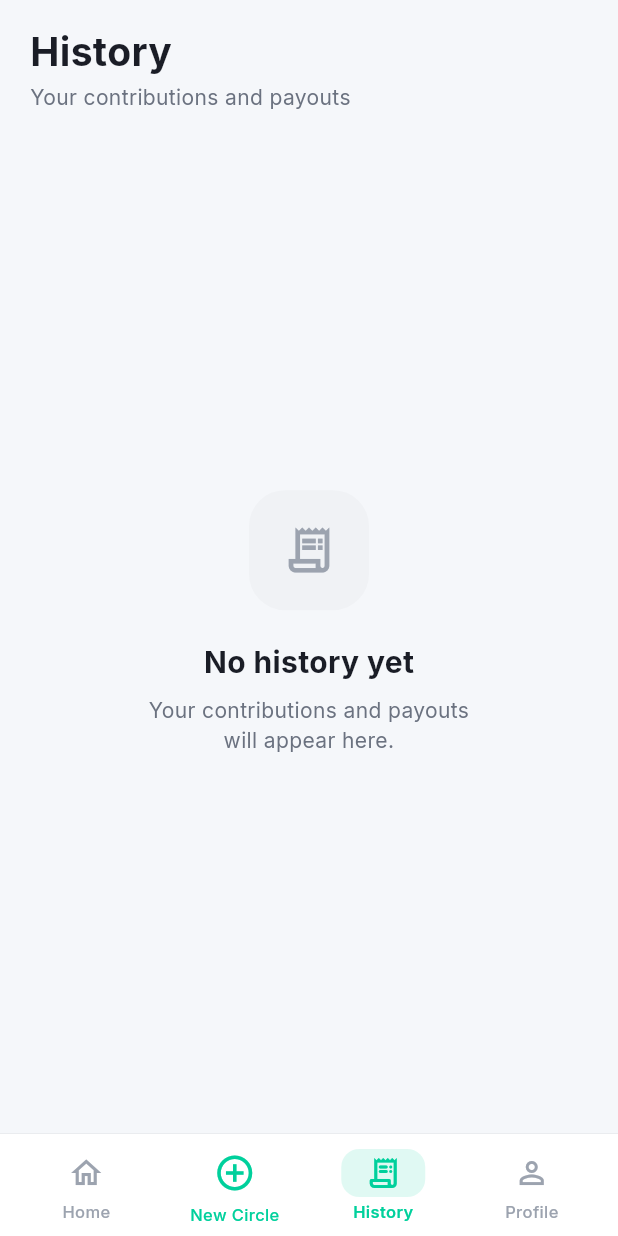
After one commit to Karim-codes/ayuuto-circle-app-flutter-, a Flutter app: the HistoryScreen screen opened by its route, on a phone screen of 412 x 824 dp. The commit adds this screen. Run offline on Flutter 3.47's test engine with Material 3 defaults, Android fonts, the phone set to English and light mode, and no system bars; our stand-ins replace flutter_riverpod, go_router, google_fonts, google_sign_in, share_plus, supabase_flutter; accounts and stored records are empty; network calls fail.

Commit message:
feat: replace Join tab with History tab — shows contributions & payouts timeline with stats cards

```diff
--- a/lib/config/router.dart
+++ b/lib/config/router.dart
@@ -8,6 +8,7 @@ import '../screens/group/create_group_screen.dart';
 import '../screens/group/group_detail_screen.dart';
 import '../screens/group/group_created_screen.dart';
 import '../screens/group/invite_screen.dart';
+import '../screens/history/history_screen.dart';
 import '../screens/join/join_group_screen.dart';
 import '../screens/settings/settings_screen.dart';
 import '../screens/splash_screen.dart';
@@ -15,7 +16,7 @@ import '../screens/shell_screen.dart';
 
 final _rootNavigatorKey = GlobalKey<NavigatorState>();
 final _homeNavigatorKey = GlobalKey<NavigatorState>(debugLabel: 'home');
-final _joinNavigatorKey = GlobalKey<NavigatorState>(debugLabel: 'join');
+final _historyNavigatorKey = GlobalKey<NavigatorState>(debugLabel: 'history');
 final _profileNavigatorKey = GlobalKey<NavigatorState>(debugLabel: 'profile');
 
 final router = GoRouter(
@@ -63,13 +64,13 @@ final router = GoRouter(
             ),
           ],
         ),
-        // Tab 1: Join
+        // Tab 1: History
         StatefulShellBranch(
-          navigatorKey: _joinNavigatorKey,
+          navigatorKey: _historyNavigatorKey,
           routes: [
             GoRoute(
-              path: '/join',
-              builder: (context, state) => const JoinGroupScreen(),
+              path: '/history',
+              builder: (context, state) => const HistoryScreen(),
             ),
           ],
         ),
@@ -110,6 +111,11 @@ final router = GoRouter(
       },
     ),
     GoRoute(
+      path: '/join',
+      parentNavigatorKey: _rootNavigatorKey,
+      builder: (context, state) => const JoinGroupScreen(),
+    ),
+    GoRoute(
       path: '/group/:id/invite',
       parentNavigatorKey: _rootNavigatorKey,
       builder: (context, state) {
--- a/lib/providers/providers.dart
+++ b/lib/providers/providers.dart
@@ -76,6 +76,14 @@ final payoutsProvider =
   return ref.watch(groupServiceProvider).getPayouts(groupId);
 });
 
+// ── History ──────────────────────────────────────────────
+
+final userHistoryProvider =
+    FutureProvider<Map<String, dynamic>>((ref) async {
+  ref.watch(currentUserProvider);
+  return ref.watch(groupServiceProvider).getUserHistory();
+});
+
 // ── Join Requests ─────────────────────────────────────────
 
 final pendingJoinRequestsProvider =
--- /dev/null
+++ b/lib/screens/history/history_screen.dart
@@ -0,0 +1,454 @@
+import 'package:flutter/material.dart';
+import 'package:flutter_riverpod/flutter_riverpod.dart';
+import 'package:intl/intl.dart';
+import '../../config/theme.dart';
+import '../../providers/providers.dart';
+
+class HistoryScreen extends ConsumerWidget {
+  const HistoryScreen({super.key});
+
+  @override
+  Widget build(BuildContext context, WidgetRef ref) {
+    final historyAsync = ref.watch(userHistoryProvider);
+
+    return Scaffold(
+      backgroundColor: AppColors.background,
+      body: SafeArea(
+        child: RefreshIndicator(
+          color: AppColors.accent,
+          onRefresh: () async => ref.invalidate(userHistoryProvider),
+          child: CustomScrollView(
+            slivers: [
+              // Header
+              SliverToBoxAdapter(
+                child: Padding(
+                  padding: const EdgeInsets.fromLTRB(20, 16, 20, 0),
+                  child: Column(
+                    crossAxisAlignment: CrossAxisAlignment.start,
+                    children: [
+                      const Text(
+                        'History',
+                        style: TextStyle(
+                          fontSize: 26,
+                          fontWeight: FontWeight.w700,
+                          color: AppColors.textPrimary,
+                        ),
+                      ),
+                      const SizedBox(height: 2),
+                      Text(
+                        'Your contributions and payouts',
+                        style: TextStyle(
+                          fontSize: 14,
+                          color: AppColors.textSecondary,
+                        ),
+                      ),
+                    ],
+                  ),
+                ),
+              ),
+
+              // Content
+              historyAsync.when(
+                data: (data) {
+                  final payments = (data['payments'] as List?) ?? [];
+                  final payouts = (data['payouts'] as List?) ?? [];
+
+                  // Build combined timeline
+                  final items = <_HistoryItem>[];
+
+                  // Add non-voided payments as contributions
+                  for (final p in payments) {
+                    if (p['voided_at'] != null) continue;
+                    final group = p['groups'] as Map<String, dynamic>?;
+                    final currency = group?['currency'] as String? ?? 'GBP';
+                    items.add(_HistoryItem(
+                      type: _HistoryType.contribution,
+                      groupName: group?['name'] as String? ?? 'Unknown',
+                      amount: (p['amount'] as num).toDouble(),
+                      currency: currency,
+                      cycleNumber: p['cycle_number'] as int? ?? 0,
+                      date: DateTime.parse(p['created_at'] as String),
+                    ));
+                  }
+
+                  // Add payouts received
+                  for (final po in payouts) {
+                    final group = po['groups'] as Map<String, dynamic>?;
+                    final currency = group?['currency'] as String? ?? 'GBP';
+                    items.add(_HistoryItem(
+                      type: _HistoryType.payout,
+                      groupName: group?['name'] as String? ?? 'Unknown',
+                      amount: (po['amount'] as num).toDouble(),
+                      currency: currency,
+                      cycleNumber: po['cycle_number'] as int? ?? 0,
+                      date: DateTime.parse(po['created_at'] as String),
+                    ));
+                  }
+
+                  // Sort by date descending
+                  items.sort((a, b) => b.date.compareTo(a.date));
+
+                  if (items.isEmpty) {
+                    return SliverFillRemaining(child: _EmptyHistory());
+                  }
+
+                  // Calculate totals
+                  final totalContributed = items
+                      .where((i) => i.type == _HistoryType.contribution)
+                      .fold<double>(0, (sum, i) => sum + i.amount);
+                  final totalReceived = items
+                      .where((i) => i.type == _HistoryType.payout)
+                      .fold<double>(0, (sum, i) => sum + i.amount);
+                  final mainSymbol =
+                      items.isNotEmpty ? items.first.currencySymbol : '£';
+
+                  // Group items by month
+                  final grouped = <String, List<_HistoryItem>>{};
+                  for (final item in items) {
+                    final key = DateFormat('MMMM yyyy').format(item.date);
+                    grouped.putIfAbsent(key, () => []).add(item);
+                  }
+
+                  return SliverList(
+                    delegate: SliverChildListDelegate([
+                      // Summary cards
+                      Padding(
+                        padding: const EdgeInsets.fromLTRB(20, 20, 20, 0),
+                        child: Row(
+                          children: [
+                            Expanded(
+                              child: _StatCard(
+                                label: 'Contributed',
+                                amount:
+                                    '$mainSymbol${_formatAmount(totalContributed)}',
+                                icon: Icons.arrow_upward_rounded,
+                                color: const Color(0xFFFF6B6B),
+                              ),
+                            ),
+                            const SizedBox(width: 12),
+                            Expanded(
+                              child: _StatCard(
+                                label: 'Received',
+                                amount:
+                                    '$mainSymbol${_formatAmount(totalReceived)}',
+                                icon: Icons.arrow_downward_rounded,
+                                color: AppColors.accent,
+                              ),
+                            ),
+                          ],
+                        ),
+                      ),
+                      const SizedBox(height: 24),
+
+                      // Timeline grouped by month
+                      ...grouped.entries.expand((entry) => [
+                            Padding(
+                              padding:
+                                  const EdgeInsets.fromLTRB(20, 8, 20, 10),
+                              child: Text(
+                                entry.key.toUpperCase(),
+                                style: TextStyle(
+                                  fontSize: 12,
+                                  fontWeight: FontWeight.w600,
+                                  letterSpacing: 0.8,
+                                  color: AppColors.textTertiary,
+                                ),
+                              ),
+                            ),
+                            ...entry.value.map((item) => Padding(
+                                  padding: const EdgeInsets.fromLTRB(
+                                      20, 0, 20, 8),
+                                  child: _HistoryTile(item: item),
+                                )),
+                          ]),
+                      const SizedBox(height: 100),
+                    ]),
+                  );
+                },
+                loading: () => const SliverFillRemaining(
+                  child: Center(
+                    child:
+                        CircularProgressIndicator(color: AppColors.accent),
+                  ),
+                ),
+                error: (e, _) => SliverFillRemaining(
+                  child: Center(
+                    child: Column(
+                      mainAxisSize: MainAxisSize.min,
+                      children: [
+                        const Icon(Icons.error_outline,
+                            size: 48, color: AppColors.textTertiary),
+                        const SizedBox(height: 16),
+                        Text('Failed to load history',
+                            style:
+                                Theme.of(context).textTheme.titleMedium),
+                        const SizedBox(height: 8),
+                        TextButton(
+                          onPressed: () =>
+                              ref.invalidate(userHistoryProvider),
+                          child: const Text('Retry'),
+                        ),
+                      ],
+                    ),
+                  ),
+                ),
+              ),
+            ],
+          ),
+        ),
+      ),
+    );
+  }
+
+  static String _formatAmount(double amount) {
+    if (amount >= 1000) {
+      final formatted =
+          (amount / 1000).toStringAsFixed(amount % 1000 == 0 ? 0 : 1);
+      return '${formatted}k';
+    }
+    return amount == amount.roundToDouble()
+        ? amount.toStringAsFixed(0)
+        : amount.toStringAsFixed(2);
+  }
+}
+
+// ── Data Types ──────────────────────────────────────────
+
+enum _HistoryType { contribution, payout }
+
+class _HistoryItem {
+  final _HistoryType type;
+  final String groupName;
+  final double amount;
+  final String currency;
+  final int cycleNumber;
+  final DateTime date;
+
+  _HistoryItem({
+    required this.type,
+    required this.groupName,
+    required this.amount,
+    required this.currency,
+    required this.cycleNumber,
+    required this.date,
+  });
+
+  String get currencySymbol {
+    switch (currency) {
+      case 'GBP':
+        return '£';
+      case 'USD':
+        return '\$';
+      case 'SOS':
+        return 'Sh';
+      default:
+        return currency;
+    }
+  }
+}
+
+// ── Stat Card ───────────────────────────────────────────
+
+class _StatCard extends StatelessWidget {
+  final String label;
+  final String amount;
+  final IconData icon;
+  final Color color;
+
+  const _StatCard({
+    required this.label,
+    required this.amount,
+    required this.icon,
+    required this.color,
+  });
+
+  @override
+  Widget build(BuildContext context) {
+    return Container(
+      padding: const EdgeInsets.all(16),
+      decoration: BoxDecoration(
+        color: AppColors.surface,
+        borderRadius: BorderRadius.circular(16),
+        border: Border.all(color: AppColors.divider),
+      ),
+      child: Column(
+        crossAxisAlignment: CrossAxisAlignment.start,
+        children: [
+          Row(
+            children: [
+              Container(
+                width: 32,
+                height: 32,
+                decoration: BoxDecoration(
+                  color: color.withValues(alpha: 0.1),
+                  borderRadius: BorderRadius.circular(9),
+                ),
+                child: Icon(icon, size: 18, color: color),
+              ),
+              const Spacer(),
+            ],
+          ),
+          const SizedBox(height: 12),
+          Text(
+            amount,
+            style: const TextStyle(
+              fontSize: 22,
+              fontWeight: FontWeight.w800,
+              color: AppColors.textPrimary,
+            ),
+          ),
+          const SizedBox(height: 2),
+          Text(
+            label,
+            style: TextStyle(
+              fontSize: 13,
+              color: AppColors.textTertiary,
+            ),
+          ),
+        ],
+      ),
+    );
+  }
+}
+
+// ── History Tile ────────────────────────────────────────
+
+class _HistoryTile extends StatelessWidget {
+  final _HistoryItem item;
+  const _HistoryTile({required this.item});
+
+  @override
+  Widget build(BuildContext context) {
+    final isContribution = item.type == _HistoryType.contribution;
+    final color = isContribution ? const Color(0xFFFF6B6B) : AppColors.accent;
+    final dateStr = DateFormat('d MMM, h:mm a').format(item.date.toLocal());
+
+    return Container(
+      padding: const EdgeInsets.all(14),
+      decoration: BoxDecoration(
+        color: AppColors.surface,
+        borderRadius: BorderRadius.circular(14),
+        border: Border.all(color: AppColors.divider),
+      ),
+      child: Row(
+        children: [
+          // Icon
+          Container(
+            width: 40,
+            height: 40,
+            decoration: BoxDecoration(
+              color: color.withValues(alpha: 0.1),
+              borderRadius: BorderRadius.circular(11),
+            ),
+            child: Icon(
+              isContribution
+                  ? Icons.arrow_upward_rounded
+                  : Icons.arrow_downward_rounded,
+              size: 20,
+              color: color,
+            ),
+          ),
+          const SizedBox(width: 12),
+
+          // Details
+          Expanded(
+            child: Column(
+              crossAxisAlignment: CrossAxisAlignment.start,
+              children: [
+                Text(
+                  isContribution ? 'Contribution' : 'Payout Received',
+                  style: const TextStyle(
+                    fontWeight: FontWeight.w600,
+                    fontSize: 14,
+                    color: AppColors.textPrimary,
+                  ),
+                ),
+                const SizedBox(height: 2),
+                Text(
+                  '${item.groupName} · Cycle ${item.cycleNumber}',
+                  style: TextStyle(
+                    fontSize: 12,
+                    color: AppColors.textTertiary,
+                  ),
+                ),
+              ],
+            ),
+          ),
+
+          // Amount + date
+          Column(
+            crossAxisAlignment: CrossAxisAlignment.end,
+            children: [
+              Text(
+                '${isContribution ? '-' : '+'}${item.currencySymbol}${item.amount.toStringAsFixed(item.amount == item.amount.roundToDouble() ? 0 : 2)}',
+                style: TextStyle(
+                  fontSize: 15,
+                  fontWeight: FontWeight.w700,
+                  color: color,
+                ),
+              ),
+              const SizedBox(height: 2),
+              Text(
+                dateStr,
+                style: TextStyle(
+                  fontSize: 11,
+                  color: AppColors.textTertiary,
+                ),
+              ),
+            ],
+          ),
+        ],
+      ),
+    );
+  }
+}
+
+// ── Empty State ─────────────────────────────────────────
+
+class _EmptyHistory extends StatelessWidget {
+  @override
+  Widget build(BuildContext context) {
+    return Center(
+      child: Padding(
+        padding: const EdgeInsets.symmetric(horizontal: 40),
+        child: Column(
+          mainAxisSize: MainAxisSize.min,
+          children: [
+            Container(
+              width: 80,
+              height: 80,
+              decoration: BoxDecoration(
+                color: AppColors.surfaceVariant,
+                borderRadius: BorderRadius.circular(24),
+              ),
+              child: const Icon(
+                Icons.receipt_long_outlined,
+                size: 36,
+                color: AppColors.textTertiary,
+              ),
+            ),
+            const SizedBox(height: 20),
+            const Text(
+              'No history yet',
+              style: TextStyle(
+                fontSize: 20,
+                fontWeight: FontWeight.w700,
+                color: AppColors.textPrimary,
+              ),
+            ),
+            const SizedBox(height: 8),
+            Text(
+              'Your contributions and payouts\nwill appear here.',
+              textAlign: TextAlign.center,
+              style: TextStyle(
+                fontSize: 14,
+                color: AppColors.textSecondary,
+                height: 1.4,
+              ),
+            ),
+          ],
+        ),
+      ),
+    );
+  }
+}
--- a/lib/screens/shell_screen.dart
+++ b/lib/screens/shell_screen.dart
@@ -43,9 +43,9 @@ class ShellScreen extends StatelessWidget {
                   isAction: true,
                 ),
                 _NavItem(
-                  icon: Icons.link_outlined,
-                  activeIcon: Icons.link,
-                  label: 'Join',
+                  icon: Icons.receipt_long_outlined,
+                  activeIcon: Icons.receipt_long_rounded,
+                  label: 'History',
                   isSelected: navigationShell.currentIndex == 1,
                   onTap: () => navigationShell.goBranch(
                     1,
--- a/lib/services/group_service.dart
+++ b/lib/services/group_service.dart
@@ -302,6 +302,39 @@ class GroupService {
     }).eq('id', requestId);
   }
 
+  // ── History ─────────────────────────────────────────────
+
+  Future<Map<String, dynamic>> getUserHistory() async {
+    if (_userId == null) return {'payments': [], 'payouts': []};
+
+    // Get member IDs for the current user
+    final memberRows = await _client
+        .from('members')
+        .select('id, group_id')
+        .eq('user_id', _userId!);
+
+    final memberIds =
+        (memberRows as List).map((r) => r['id'] as String).toList();
+
+    if (memberIds.isEmpty) return {'payments': [], 'payouts': []};
+
+    // Get all payments (including voided) for this user's members
+    final payments = await _client
+        .from('payments')
+        .select('*, groups!inner(name, currency, contribution_amount)')
+        .inFilter('member_id', memberIds)
+        .order('created_at', ascending: false);
+
+    // Get all payouts received by this user
+    final payouts = await _client
+        .from('payouts')
+        .select('*, groups!inner(name, currency)')
+        .inFilter('recipient_member_id', memberIds)
+        .order('created_at', ascending: false);
+
+    return {'payments': payments, 'payouts': payouts};
+  }
+
   // ── Helpers ─────────────────────────────────────────────
 
   Member? getNextRecipient(List<Member> members) {
```
